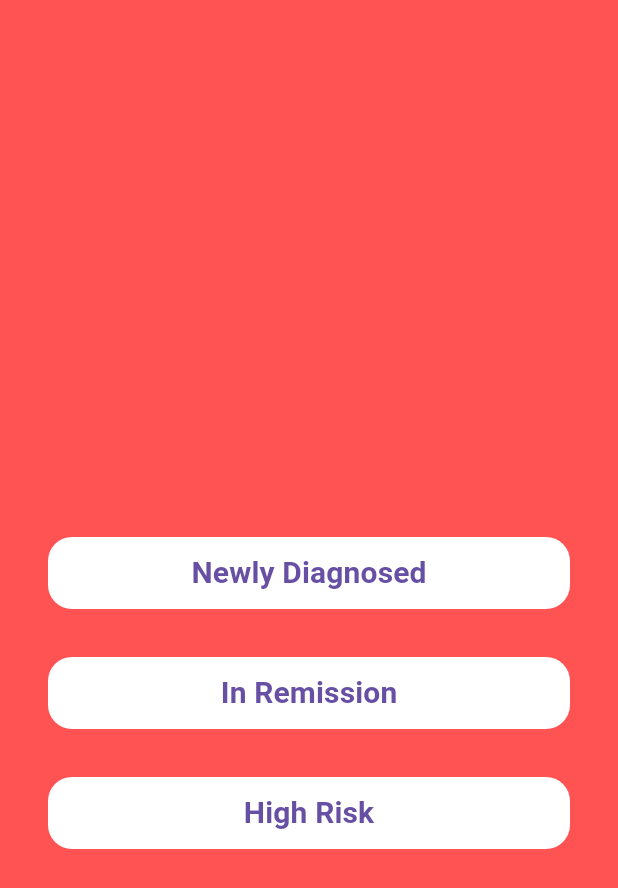
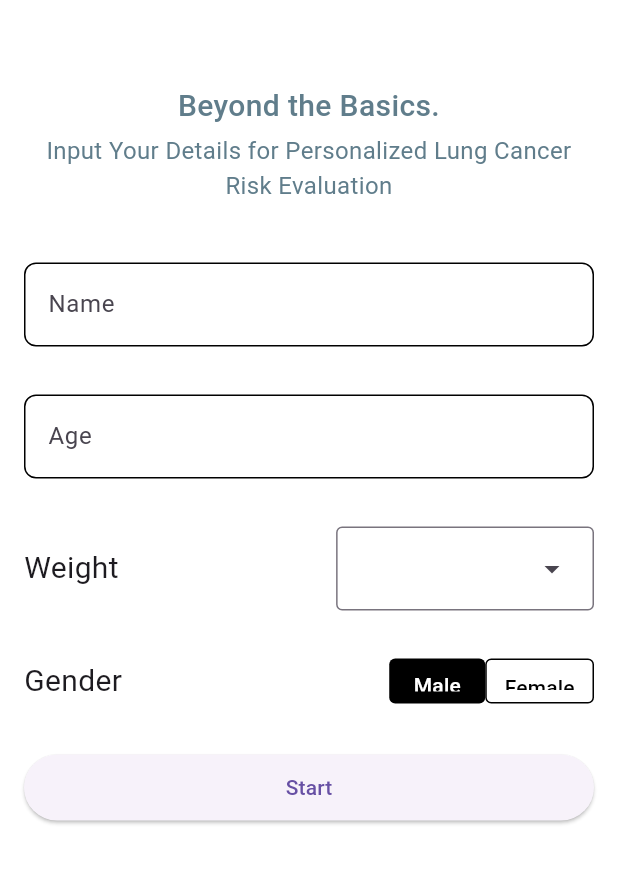
Before and after one commit to awais019/lung_cancer_detection, a Flutter app: the screen it shows after launch, after a tap on "Newly Diagnosed", on a phone screen of 412 x 824 dp. Shown: the top 888 px of the screen. Run offline on Flutter 3.47's test engine with Material 3 defaults, Android fonts, the phone set to English and light mode, and no system bars; our stand-ins replace animated_splash_screen.

Commit message:
Completed the design of home and personal detail page

```diff
--- a/lib/home.dart
+++ b/lib/home.dart
@@ -1,60 +1,104 @@
 import 'package:flutter/material.dart';
+import 'package:lung_cancer_detection/personal_details.dart';
 
 class Home extends StatelessWidget {
   const Home({super.key});
 
+  navigateNext(
+    BuildContext context,
+  ) {
+    Navigator.push(
+      context,
+      MaterialPageRoute(
+        builder: (context) => const PersonalDetails(),
+      ),
+    );
+  }
+
   @override
   Widget build(BuildContext context) {
     return Scaffold(
-      backgroundColor: Colors.redAccent,
       body: Padding(
         padding: const EdgeInsets.all(32.0),
         child: Column(
           mainAxisAlignment: MainAxisAlignment.center,
           children: [
             const SizedBox(
-              height: 100,
+              height: 40,
+            ),
+            const Text(
+              "Breathe easy, detect early.",
+              style: TextStyle(
+                fontSize: 20,
+                fontWeight: FontWeight.w500,
+                color: Colors.blueGrey,
+              ),
+              textAlign: TextAlign.center,
+            ),
+            const SizedBox(
+              height: 4.0,
+            ),
+            const Text(
+              "Discover the power of our lung cancer detection app, promoting early intervention and improved outcomes",
+              style: TextStyle(
+                fontSize: 16,
+                fontWeight: FontWeight.w400,
+                color: Colors.blueGrey,
+              ),
+              textAlign: TextAlign.center,
+            ),
+            const SizedBox(
+              height: 40,
             ),
             Container(
                 width: double.infinity,
                 decoration: const BoxDecoration(
-                  color: Colors.white,
+                  color: Colors.black,
                   borderRadius: BorderRadius.all(Radius.circular(16.0)),
                 ),
                 child: TextButton(
-                    onPressed: () {},
+                    onPressed: () {
+                      navigateNext(context);
+                    },
                     child: const Text("Newly Diagnosed",
                         style: TextStyle(
                           fontSize: 20,
                           fontWeight: FontWeight.bold,
+                          color: Colors.white,
                         )))),
             const SizedBox(height: 32.0),
             Container(
                 width: double.infinity,
                 decoration: const BoxDecoration(
-                  color: Colors.white,
+                  color: Colors.black,
                   borderRadius: BorderRadius.all(Radius.circular(16.0)),
                 ),
                 child: TextButton(
-                    onPressed: () {},
+                    onPressed: () {
+                      navigateNext(context);
+                    },
                     child: const Text("In Remission",
                         style: TextStyle(
                           fontSize: 20,
                           fontWeight: FontWeight.bold,
+                          color: Colors.white,
                         )))),
             const SizedBox(height: 32.0),
             Container(
                 width: double.infinity,
                 decoration: const BoxDecoration(
-                  color: Colors.white,
+                  color: Colors.black,
                   borderRadius: BorderRadius.all(Radius.circular(16.0)),
                 ),
                 child: TextButton(
-                    onPressed: () {},
+                    onPressed: () {
+                      navigateNext(context);
+                    },
                     child: const Text("High Risk",
                         style: TextStyle(
                           fontSize: 20,
                           fontWeight: FontWeight.bold,
+                          color: Colors.white,
                         )))),
           ],
         ),
--- a/lib/main.dart
+++ b/lib/main.dart
@@ -13,7 +13,7 @@ class MyApp extends StatelessWidget {
   Widget build(BuildContext context) {
     return MaterialApp(
       theme: ThemeData(
-        primarySwatch: Colors.red,
+        scaffoldBackgroundColor: Colors.white,
       ),
       debugShowCheckedModeBanner: false,
       home: const SplashScreen(),
--- /dev/null
+++ b/lib/personal_details.dart
@@ -0,0 +1,204 @@
+import 'package:flutter/material.dart';
+
+class PersonalDetails extends StatefulWidget {
+  const PersonalDetails({super.key});
+
+  @override
+  State<PersonalDetails> createState() => _PersonalDetailsState();
+}
+
+class _PersonalDetailsState extends State<PersonalDetails> {
+  final _formKey = GlobalKey<FormState>();
+  final TextEditingController _nameController = TextEditingController();
+  final TextEditingController _ageController = TextEditingController();
+  final TextEditingController _weightController = TextEditingController();
+
+  String _gender = "Male";
+
+  @override
+  Widget build(BuildContext context) {
+    return Scaffold(
+      body: Padding(
+        padding: const EdgeInsets.all(16.0),
+        child: ListView(children: [
+          const SizedBox(
+            height: 40,
+          ),
+          const Text(
+            "Beyond the Basics.",
+            style: TextStyle(
+              fontSize: 20,
+              fontWeight: FontWeight.w500,
+              color: Colors.blueGrey,
+            ),
+            textAlign: TextAlign.center,
+          ),
+          const SizedBox(
+            height: 4.0,
+          ),
+          const Text(
+            "Input Your Details for Personalized Lung Cancer Risk Evaluation",
+            style: TextStyle(
+              fontSize: 16,
+              fontWeight: FontWeight.w400,
+              color: Colors.blueGrey,
+            ),
+            textAlign: TextAlign.center,
+          ),
+          const SizedBox(
+            height: 40,
+          ),
+          Form(
+              key: _formKey,
+              child: Column(
+                  crossAxisAlignment: CrossAxisAlignment.start,
+                  children: [
+                    TextField(
+                      controller: _nameController,
+                      decoration: InputDecoration(
+                          labelText: 'Name',
+                          hintText: 'Enter your name',
+                          focusedBorder: const OutlineInputBorder(
+                            borderSide:
+                                BorderSide(color: Colors.black, width: 1.0),
+                          ),
+                          focusedErrorBorder: const OutlineInputBorder(
+                            borderSide:
+                                BorderSide(color: Colors.black, width: 1.0),
+                          ),
+                          enabledBorder: OutlineInputBorder(
+                            borderSide: const BorderSide(
+                                color: Colors.black, width: 1.0),
+                            borderRadius: BorderRadius.circular(8.0),
+                          ),
+                          errorBorder: const OutlineInputBorder(
+                              borderSide:
+                                  BorderSide(color: Colors.red, width: 1.0))),
+                    ),
+                    const SizedBox(height: 32.0),
+                    TextField(
+                      controller: _ageController,
+                      decoration: InputDecoration(
+                          labelText: 'Age',
+                          hintText: 'Enter your age',
+                          focusedBorder: const OutlineInputBorder(
+                            borderSide:
+                                BorderSide(color: Colors.black, width: 1.0),
+                          ),
+                          focusedErrorBorder: const OutlineInputBorder(
+                            borderSide:
+                                BorderSide(color: Colors.black, width: 1.0),
+                          ),
+                          enabledBorder: OutlineInputBorder(
+                            borderSide: const BorderSide(
+                                color: Colors.black, width: 1.0),
+                            borderRadius: BorderRadius.circular(8.0),
+                          ),
+                          errorBorder: const OutlineInputBorder(
+                              borderSide:
+                                  BorderSide(color: Colors.red, width: 1.0))),
+                    ),
+                    const SizedBox(height: 32.0),
+                    Row(
+                      crossAxisAlignment: CrossAxisAlignment.center,
+                      mainAxisAlignment: MainAxisAlignment.spaceBetween,
+                      children: [
+                        const Text(
+                          "Weight",
+                          style: TextStyle(
+                            fontSize: 20,
+                          ),
+                        ),
+                        DropdownMenu(
+                            controller: _weightController,
+                            dropdownMenuEntries: const [
+                              DropdownMenuEntry(
+                                  label: "60-70 kg", value: "60-70 kg"),
+                              DropdownMenuEntry(
+                                  label: "70-80 kg", value: "70-80 kg"),
+                              DropdownMenuEntry(
+                                  label: "80-90 kg", value: "80-90 kg"),
+                              DropdownMenuEntry(
+                                  label: "90-100 kg", value: "90-100 kg"),
+                              DropdownMenuEntry(
+                                  label: "100-110 kg", value: "100-110 kg"),
+                            ]),
+                      ],
+                    ),
+                    const SizedBox(height: 32.0),
+                    Row(
+                      crossAxisAlignment: CrossAxisAlignment.center,
+                      mainAxisAlignment: MainAxisAlignment.spaceBetween,
+                      children: [
+                        const Text(
+                          "Gender",
+                          style: TextStyle(
+                            fontSize: 20,
+                          ),
+                        ),
+                        const SizedBox(width: 32.0),
+                        Row(children: [
+                          Container(
+                              height: 30.0,
+                              decoration: BoxDecoration(
+                                color: _gender == "Male" ? Colors.black : null,
+                                border: _gender == "Male"
+                                    ? null
+                                    : const Border.fromBorderSide(
+                                        BorderSide(color: Colors.black)),
+                                borderRadius: BorderRadius.circular(4.0),
+                              ),
+                              child: TextButton(
+                                  onPressed: () {
+                                    setState(() {
+                                      _gender = "Male";
+                                    });
+                                  },
+                                  child: Text(
+                                    "Male",
+                                    style: TextStyle(
+                                        color: _gender == "Male"
+                                            ? Colors.white
+                                            : Colors.black),
+                                  ))),
+                          Container(
+                            height: 30.0,
+                            decoration: BoxDecoration(
+                              color: _gender == "Female" ? Colors.black : null,
+                              border: _gender == "Female"
+                                  ? null
+                                  : const Border.fromBorderSide(
+                                      BorderSide(color: Colors.black)),
+                              borderRadius: BorderRadius.circular(4.0),
+                            ),
+                            child: TextButton(
+                              onPressed: () {
+                                setState(() {
+                                  _gender = "Female";
+                                });
+                              },
+                              child: Text("Female",
+                                  style: TextStyle(
+                                      color: _gender == "Female"
+                                          ? Colors.white
+                                          : Colors.black)),
+                            ),
+                          )
+                        ]),
+                      ],
+                    ),
+                    const SizedBox(height: 32.0),
+                    SizedBox(
+                        width: double.infinity,
+                        child: ElevatedButton(
+                            onPressed: () {},
+                            child: const Padding(
+                              padding: EdgeInsets.all(12.0),
+                              child: Text("Start"),
+                            )))
+                  ])),
+        ]),
+      ),
+    );
+  }
+}
```
Also changed, not shown: pubspec.yaml (+4 -7 lines), assets/bg.jpeg (added).
